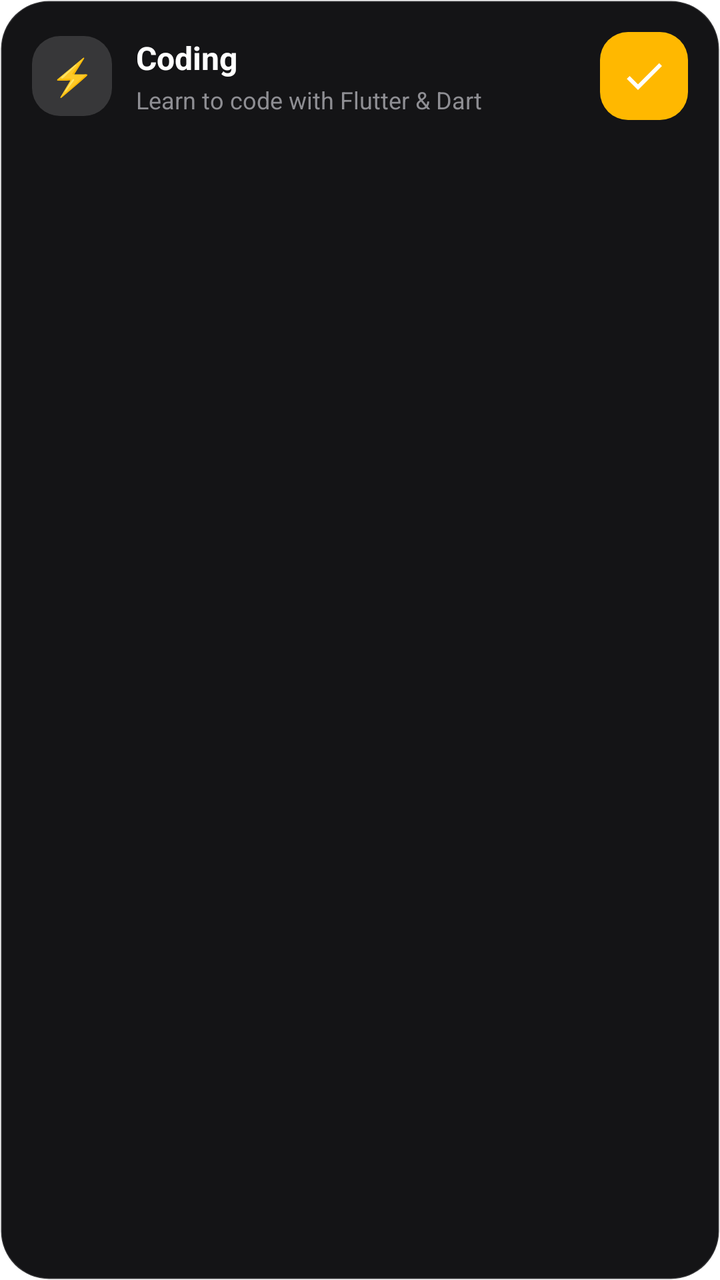
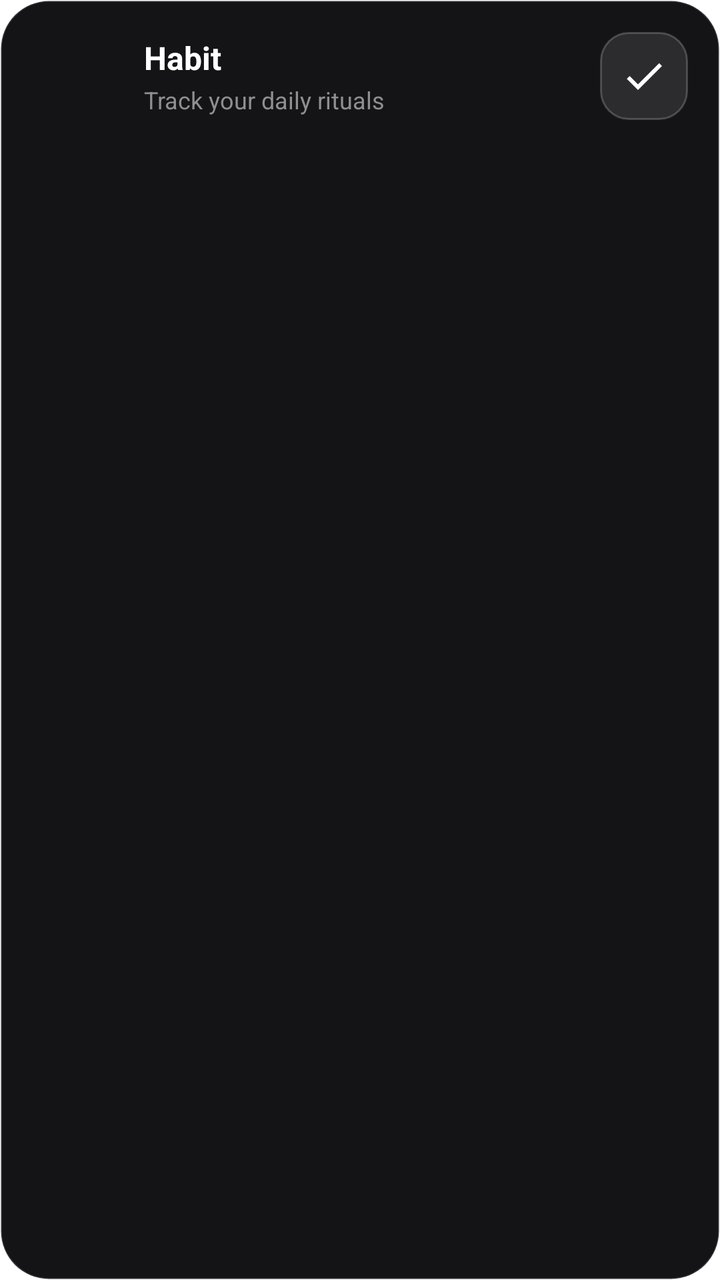

The first picture is an Android layout as it rendered before a commit; the second is the same layout after the commit. The layout source and the unified diff follow.
<!-- AndroidManifest.xml: fallback theme Theme.MaterialComponents.DayNight.NoActionBar -->
<!-- res/layout/habit_widget_layout.xml -->
<?xml version="1.0" encoding="utf-8"?>
<LinearLayout xmlns:android="http://schemas.android.com/apk/res/android"
    android:id="@+id/habit_widget_root"
    android:layout_width="match_parent"
    android:layout_height="wrap_content"
    android:orientation="vertical"
    android:background="@drawable/widget_surface_background"
    android:padding="16dp">

    
    <LinearLayout
        android:layout_width="match_parent"
        android:layout_height="wrap_content"
        android:gravity="center_vertical"
        android:orientation="horizontal">

        
        <TextView
            android:id="@+id/habit_widget_icon"
            android:layout_width="40dp"
            android:layout_height="40dp"
            android:gravity="center"
            android:background="@drawable/widget_icon_badge"
            android:text="⚡"
            android:textColor="#FFFFFF"
            android:textSize="18sp" />

        
        <LinearLayout
            android:layout_width="0dp"
            android:layout_height="wrap_content"
            android:layout_weight="1"
            android:layout_marginStart="12dp"
            android:layout_marginEnd="12dp"
            android:orientation="vertical">

            <TextView
                android:id="@+id/habit_widget_title"
                android:layout_width="wrap_content"
                android:layout_height="wrap_content"
                android:text="Coding"
                android:textColor="#FFFFFF"
                android:textSize="16sp"
                android:textStyle="bold"
                android:maxLines="1"
                android:ellipsize="end" />

            <TextView
                android:id="@+id/habit_widget_subtitle"
                android:layout_width="wrap_content"
                android:layout_height="wrap_content"
                android:layout_marginTop="2dp"
                android:text="Learn to code with Flutter &amp; Dart"
                android:textColor="#8E8E93"
                android:textSize="12sp"
                android:maxLines="1"
                android:ellipsize="end" />
        </LinearLayout>

        
        <ImageView
            android:id="@+id/habit_widget_check_btn"
            android:layout_width="44dp"
            android:layout_height="44dp"
            android:background="@drawable/widget_check_active"
            android:src="@drawable/ic_check_white"
            android:contentDescription="Check off today"
            android:scaleType="centerInside"
            android:clickable="false"
            android:focusable="false" />
    </LinearLayout>

    
    <ImageView
        android:id="@+id/habit_widget_matrix_image"
        android:layout_width="match_parent"
        android:layout_height="52dp"
        android:layout_marginTop="14dp"
        android:scaleType="fitXY"
        android:contentDescription="Consistency grid" />

</LinearLayout>
<!-- resources referenced by this layout -->
<resources>
  <!-- drawable ic_check_white (drawable) -->
  <vector xmlns:android="http://schemas.android.com/apk/res/android"
      android:width="24dp"
      android:height="24dp"
      android:viewportWidth="24"
      android:viewportHeight="24">
    <path
        android:fillColor="#FFFFFFFF"
        android:pathData="M9,16.17L4.83,12l-1.42,1.41L9,19 21,7l-1.41,-1.41z"/>
  </vector>
  <!-- drawable widget_check_active (drawable) -->
  <?xml version="1.0" encoding="utf-8"?>
  <shape xmlns:android="http://schemas.android.com/apk/res/android"
      android:shape="rectangle">
      <solid android:color="#FFB800" />
      <corners android:radius="14dp" />
  </shape>
  <!-- drawable widget_icon_badge (drawable) -->
  <?xml version="1.0" encoding="utf-8"?>
  <shape xmlns:android="http://schemas.android.com/apk/res/android"
      android:shape="rectangle">
      <solid android:color="#26FFFFFF" />
      <corners android:radius="14dp" />
  </shape>
  <!-- drawable widget_surface_background (drawable) -->
  <?xml version="1.0" encoding="utf-8"?>
  <shape xmlns:android="http://schemas.android.com/apk/res/android"
      android:shape="rectangle">
      <solid android:color="#141416" />
      <corners android:radius="24dp" />
      <stroke
          android:width="1dp"
          android:color="#26FFFFFF" />
  </shape>
</resources>

<!-- the commit's change to res/layout/habit_widget_layout.xml (unified diff, before → after) -->
@@ -2,10 +2,11 @@
 <LinearLayout xmlns:android="http://schemas.android.com/apk/res/android"
     android:id="@+id/habit_widget_root"
     android:layout_width="match_parent"
-    android:layout_height="wrap_content"
+    android:layout_height="match_parent"
     android:orientation="vertical"
     android:background="@drawable/widget_surface_background"
-    android:padding="16dp">
+    android:padding="16dp"
+    android:gravity="center_vertical">
 
     
     <LinearLayout
@@ -15,15 +16,12 @@
         android:orientation="horizontal">
 
         
-        <TextView
+        <ImageView
             android:id="@+id/habit_widget_icon"
-            android:layout_width="40dp"
-            android:layout_height="40dp"
-            android:gravity="center"
-            android:background="@drawable/widget_icon_badge"
-            android:text="⚡"
-            android:textColor="#FFFFFF"
-            android:textSize="18sp" />
+            android:layout_width="44dp"
+            android:layout_height="44dp"
+            android:scaleType="fitCenter"
+            android:contentDescription="Habit icon" />
 
         
         <LinearLayout
@@ -38,7 +36,7 @@
                 android:id="@+id/habit_widget_title"
                 android:layout_width="wrap_content"
                 android:layout_height="wrap_content"
-                android:text="Coding"
+                android:text="Habit"
                 android:textColor="#FFFFFF"
                 android:textSize="16sp"
                 android:textStyle="bold"
@@ -50,7 +48,7 @@
                 android:layout_width="wrap_content"
                 android:layout_height="wrap_content"
                 android:layout_marginTop="2dp"
-                android:text="Learn to code with Flutter &amp; Dart"
+                android:text="Track your daily rituals"
                 android:textColor="#8E8E93"
                 android:textSize="12sp"
                 android:maxLines="1"
@@ -62,7 +60,7 @@
             android:id="@+id/habit_widget_check_btn"
             android:layout_width="44dp"
             android:layout_height="44dp"
-            android:background="@drawable/widget_check_active"
+            android:background="@drawable/widget_check_inactive"
             android:src="@drawable/ic_check_white"
             android:contentDescription="Check off today"
             android:scaleType="centerInside"
@@ -74,8 +72,9 @@
     <ImageView
         android:id="@+id/habit_widget_matrix_image"
         android:layout_width="match_parent"
-        android:layout_height="52dp"
-        android:layout_marginTop="14dp"
+        android:layout_height="0dp"
+        android:layout_weight="1"
+        android:layout_marginTop="12dp"
         android:scaleType="fitXY"
         android:contentDescription="Consistency grid" />
 
<!-- resource entries referenced after the edit -->
@@ -10,19 +10,15 @@
         android:fillColor="#FFFFFFFF"
         android:pathData="M9,16.17L4.83,12l-1.42,1.41L9,19 21,7l-1.41,-1.41z"/>
   </vector>
-  <!-- drawable widget_check_active (drawable) -->
+  <!-- drawable widget_check_inactive (drawable) -->
   <?xml version="1.0" encoding="utf-8"?>
   <shape xmlns:android="http://schemas.android.com/apk/res/android"
       android:shape="rectangle">
-      <solid android:color="#FFB800" />
+      <solid android:color="#1AFFFFFF" />
       <corners android:radius="14dp" />
-  </shape>
-  <!-- drawable widget_icon_badge (drawable) -->
-  <?xml version="1.0" encoding="utf-8"?>
-  <shape xmlns:android="http://schemas.android.com/apk/res/android"
-      android:shape="rectangle">
-      <solid android:color="#26FFFFFF" />
-      <corners android:radius="14dp" />
+      <stroke
+          android:width="1dp"
+          android:color="#33FFFFFF" />
   </shape>
   <!-- drawable widget_surface_background (drawable) -->
   <?xml version="1.0" encoding="utf-8"?>
